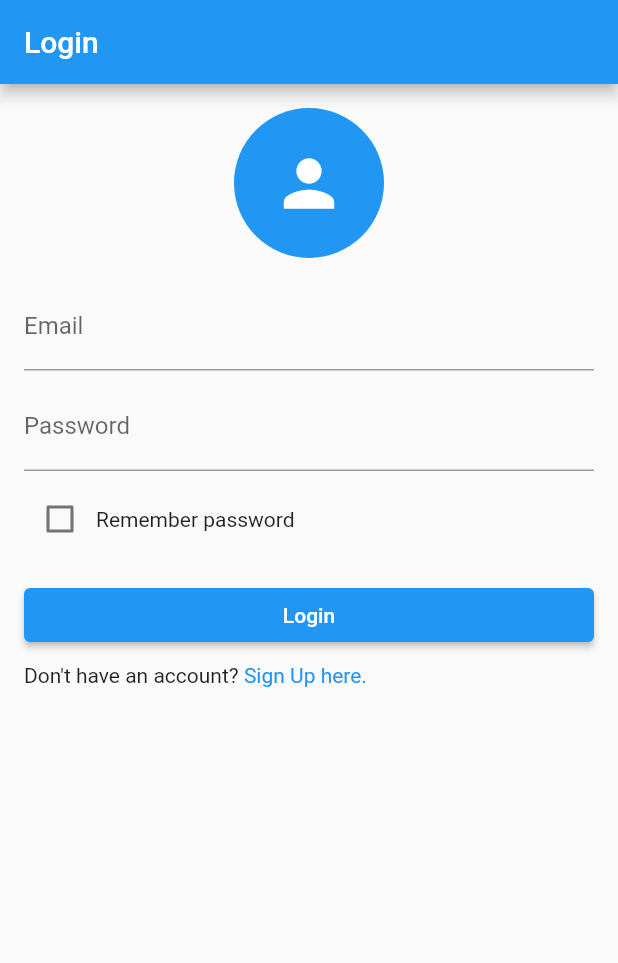
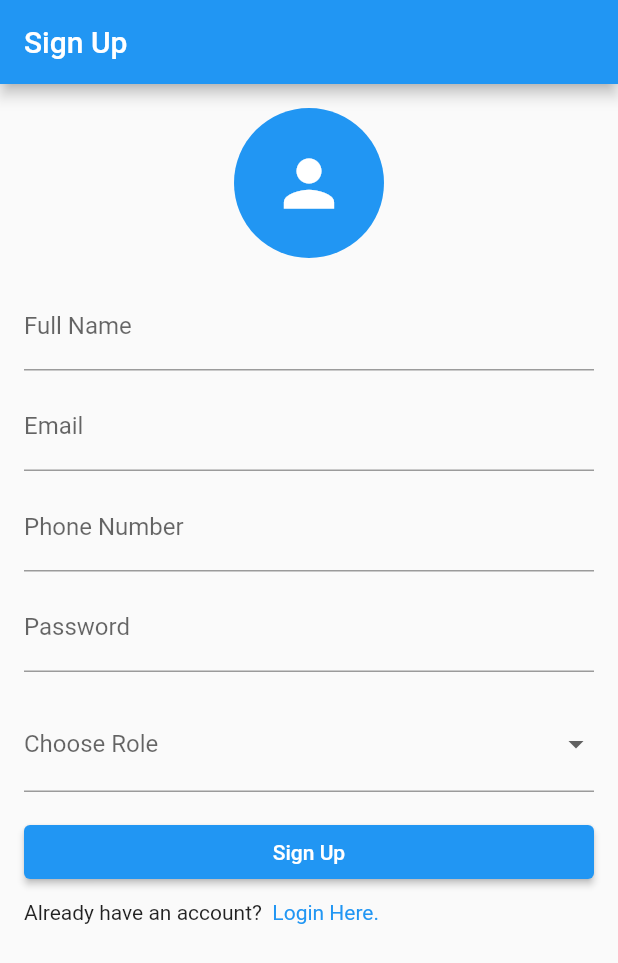
Before and after one commit to ik-brohi/HealthcareFreelancePakistan, a Flutter app: the screen it shows after launch, on a phone screen of 412 x 824 dp. Shown: the top 963 px of the screen. Run offline on Flutter 3.47's test engine with Material 2 defaults, Android fonts, the phone set to English and light mode, and no system bars; our stand-ins replace carousel_slider, cloud_firestore, file_picker, firebase_auth, firebase_core, google_fonts and 3 more; missing offline and left inert: dart:html; accounts and stored records are empty.

```diff
--- a/lib/HealthcareTipsPage.dart
+++ b/lib/HealthcareTipsPage.dart
@@ -1,7 +1,7 @@
 import 'package:flutter/material.dart';
 
 class HealthcareTipsPage extends StatelessWidget {
-  final List<Tip> tips = [
+  /*final List<Tip> tips = [
     Tip(
       'Eat a balanced diet',
       'Include fruits, vegetables, whole grains, lean proteins, and healthy fats in your diet.',
@@ -14,7 +14,7 @@ class HealthcareTipsPage extends StatelessWidget {
       'Stay hydrated',
       'Drink an adequate amount of water throughout the day to maintain hydration.',
     ),
-  ];
+  ];*/
 
   @override
   Widget build(BuildContext context) {
--- a/lib/SignUpPage.dart
+++ b/lib/SignUpPage.dart
@@ -34,7 +34,6 @@ class _SignUpPageState extends State<SignUpPage> {
     passwordController.dispose();
     super.dispose();
   }
-
   void signup() {
     String email = emailController.text;
     String phoneNum = phoneController.text;
@@ -45,7 +44,6 @@ class _SignUpPageState extends State<SignUpPage> {
       MaterialPageRoute(builder: (context) => LoginApp()),
     );
   }
-
   @override
   Widget build(BuildContext context) {
     return Scaffold(
--- a/lib/main.dart
+++ b/lib/main.dart
@@ -1,3 +1,4 @@
+import 'package:ecom/SignUpPage.dart';
 import 'package:firebase_auth/firebase_auth.dart';
 import 'package:firebase_core/firebase_core.dart';
 import 'package:flutter/material.dart';
@@ -20,7 +21,7 @@ class MyApp extends StatelessWidget {
       theme: ThemeData(
         primarySwatch: Colors.blue,
       ),
-      home: LoginApp()
+      home: SignUpPage()
     );
   }
 }
--- a/lib/models/user.dart
+++ b/lib/models/user.dart
@@ -1,5 +1,31 @@
-class User{
-  final String uid;
+import 'package:cloud_firestore/cloud_firestore.dart';
 
-  User({required this.uid});
+class User {
+  late String id;
+  late final String name;
+  late final String role;
+  late final int age;
+
+  User({
+    this.id = '',
+    required this.name,
+    required this.age,
+    required this.role,
+  });
+
+  Map<String, dynamic> toJson() {
+    return {
+      'id': id,
+      'name': name,
+      'age': age,
+      'role': role,
+    };
+  }
+
+  static User fromJson(Map<String, dynamic> json) => User(
+      id: json['id'],
+      name: json['name'],
+      age: json['age'],
+      role: json['role'],
+  );
 }
```
Also changed, not shown: 3 other files.
